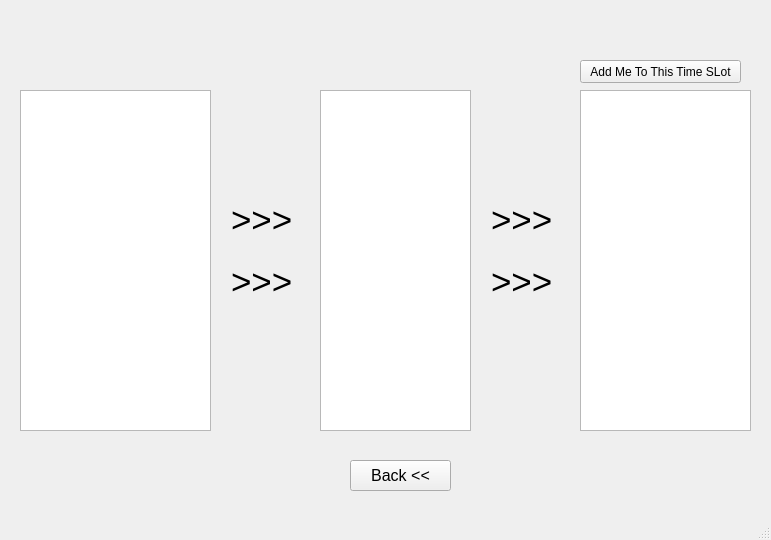
lanegramling/EventPlanner_Project, file EventPlanner/addingmode.ui: the form before one commit.
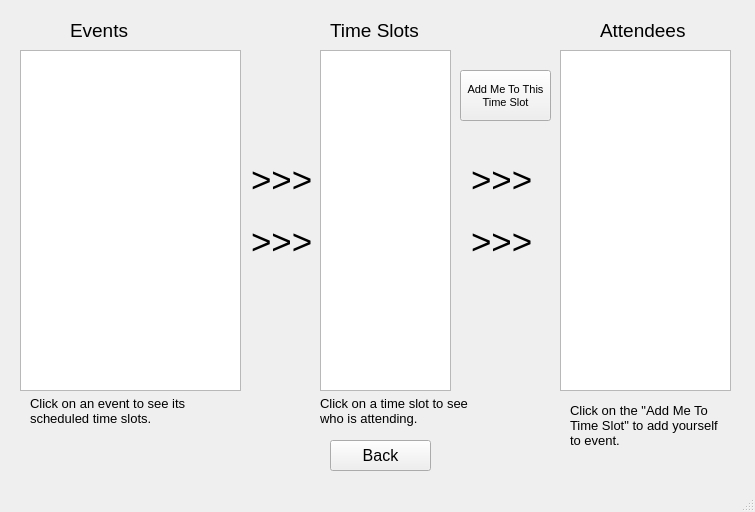
The form after the commit.

Commit message: Fixed AddingMode label. Added Quit button on login page

```diff
--- a/EventPlanner/addingmode.ui
+++ b/EventPlanner/addingmode.ui
@@ -6,10 +6,15 @@
    <rect>
     <x>0</x>
     <y>0</y>
-    <width>771</width>
-    <height>540</height>
+    <width>755</width>
+    <height>512</height>
    </rect>
   </property>
+  <property name="font">
+   <font>
+    <pointsize>14</pointsize>
+   </font>
+  </property>
   <property name="windowTitle">
    <string>MainWindow</string>
   </property>
@@ -17,8 +22,8 @@
    <widget class="QPushButton" name="pushButton_2">
     <property name="geometry">
      <rect>
-      <x>350</x>
-      <y>460</y>
+      <x>330</x>
+      <y>440</y>
       <width>101</width>
       <height>31</height>
      </rect>
@@ -29,15 +34,15 @@
      </font>
     </property>
     <property name="text">
-     <string>Back &lt;&lt;</string>
+     <string>Back</string>
     </property>
    </widget>
    <widget class="QListWidget" name="listWidget">
     <property name="geometry">
      <rect>
       <x>20</x>
-      <y>90</y>
-      <width>191</width>
+      <y>50</y>
+      <width>221</width>
       <height>341</height>
      </rect>
     </property>
@@ -55,7 +60,7 @@
     <property name="geometry">
      <rect>
       <x>40</x>
-      <y>220</y>
+      <y>180</y>
       <width>55</width>
       <height>16</height>
      </rect>
@@ -68,8 +73,8 @@
     <property name="geometry">
      <rect>
       <x>320</x>
-      <y>90</y>
-      <width>151</width>
+      <y>50</y>
+      <width>131</width>
       <height>341</height>
      </rect>
     </property>
@@ -77,8 +82,8 @@
    <widget class="QListWidget" name="listWidget_3">
     <property name="geometry">
      <rect>
-      <x>580</x>
-      <y>90</y>
+      <x>560</x>
+      <y>50</y>
       <width>171</width>
       <height>341</height>
      </rect>
@@ -87,8 +92,8 @@
    <widget class="QWidget" name="layoutWidget_2">
     <property name="geometry">
      <rect>
-      <x>480</x>
-      <y>180</y>
+      <x>460</x>
+      <y>140</y>
       <width>91</width>
       <height>141</height>
      </rect>
@@ -123,21 +128,27 @@
    <widget class="QPushButton" name="addToTimeSlotButton">
     <property name="geometry">
      <rect>
-      <x>580</x>
-      <y>60</y>
-      <width>161</width>
-      <height>23</height>
+      <x>460</x>
+      <y>70</y>
+      <width>91</width>
+      <height>51</height>
      </rect>
     </property>
+    <property name="font">
+     <font>
+      <pointsize>8</pointsize>
+     </font>
+    </property>
     <property name="text">
-     <string>Add Me To This Time SLot</string>
+     <string>Add Me To This 
+Time Slot</string>
     </property>
    </widget>
    <widget class="QWidget" name="layoutWidget_3">
     <property name="geometry">
      <rect>
-      <x>220</x>
-      <y>180</y>
+      <x>240</x>
+      <y>140</y>
       <width>91</width>
       <height>141</height>
      </rect>
@@ -169,6 +180,113 @@
      </item>
     </layout>
    </widget>
+   <widget class="QLabel" name="label">
+    <property name="geometry">
+     <rect>
+      <x>30</x>
+      <y>390</y>
+      <width>161</width>
+      <height>41</height>
+     </rect>
+    </property>
+    <property name="font">
+     <font>
+      <pointsize>10</pointsize>
+     </font>
+    </property>
+    <property name="text">
+     <string>Click on an event to see its 
+scheduled time slots.</string>
+    </property>
+   </widget>
+   <widget class="QLabel" name="label_3">
+    <property name="geometry">
+     <rect>
+      <x>70</x>
+      <y>20</y>
+      <width>61</width>
+      <height>21</height>
+     </rect>
+    </property>
+    <property name="font">
+     <font>
+      <pointsize>14</pointsize>
+     </font>
+    </property>
+    <property name="text">
+     <string>Events</string>
+    </property>
+   </widget>
+   <widget class="QLabel" name="label_4">
+    <property name="geometry">
+     <rect>
+      <x>330</x>
+      <y>20</y>
+      <width>91</width>
+      <height>21</height>
+     </rect>
+    </property>
+    <property name="font">
+     <font>
+      <pointsize>14</pointsize>
+     </font>
+    </property>
+    <property name="text">
+     <string>Time Slots</string>
+    </property>
+   </widget>
+   <widget class="QLabel" name="label_5">
+    <property name="geometry">
+     <rect>
+      <x>600</x>
+      <y>20</y>
+      <width>91</width>
+      <height>21</height>
+     </rect>
+    </property>
+    <property name="text">
+     <string>Attendees</string>
+    </property>
+   </widget>
+   <widget class="QLabel" name="label_6">
+    <property name="geometry">
+     <rect>
+      <x>320</x>
+      <y>390</y>
+      <width>161</width>
+      <height>41</height>
+     </rect>
+    </property>
+    <property name="font">
+     <font>
+      <pointsize>10</pointsize>
+     </font>
+    </property>
+    <property name="text">
+     <string>Click on a time slot to see 
+who is attending.</string>
+    </property>
+   </widget>
+   <widget class="QLabel" name="label_7">
+    <property name="geometry">
+     <rect>
+      <x>570</x>
+      <y>400</y>
+      <width>161</width>
+      <height>51</height>
+     </rect>
+    </property>
+    <property name="font">
+     <font>
+      <pointsize>10</pointsize>
+     </font>
+    </property>
+    <property name="text">
+     <string>Click on the &quot;Add Me To 
+Time Slot&quot; to add yourself 
+to event.</string>
+    </property>
+   </widget>
   </widget>
   <widget class="QMenuBar" name="menubar">
    <property name="geometry">
```
Left out of the diff: 2 changed lines with no effect on the pictures. The commit also changes 15 other files.
